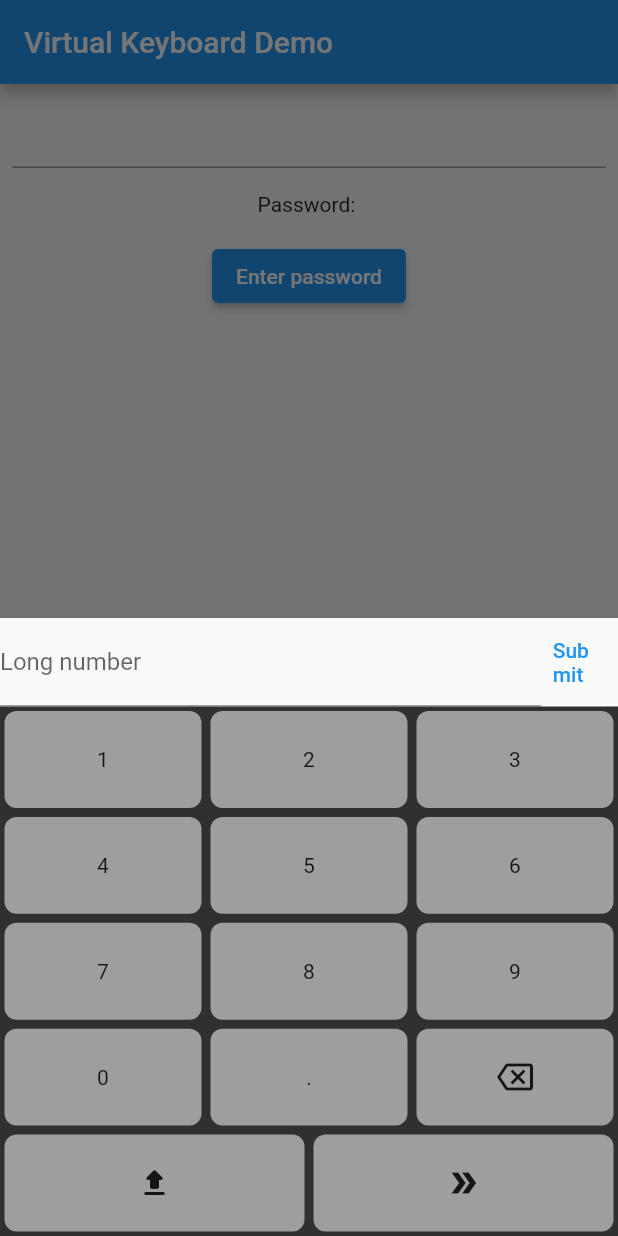
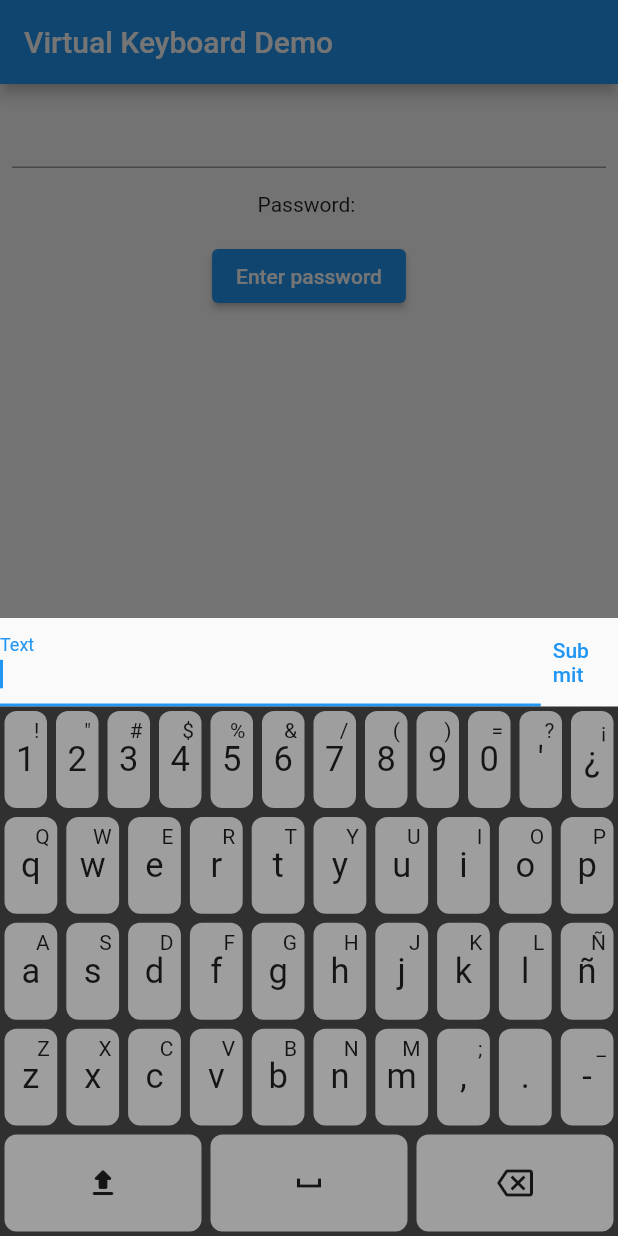
Before and after one commit to ArielM24/flutterVirtualKeyboard, a Flutter app: the screen it shows after launch, after a tap on "Enter password", on a phone screen of 412 x 824 dp. Run offline on Flutter 3.47's test engine with Material 2 defaults, Android fonts, the phone set to English and light mode, and no system bars.

Commit message:
qwerty keyboard

```diff
--- a/lib/main.dart
+++ b/lib/main.dart
@@ -1,5 +1,6 @@
 import 'package:flutter/material.dart';
 import 'package:keyboard/widget_keyboard/numeric_input_keyboard.dart';
+import 'package:keyboard/widget_keyboard/qwerty_input_keyboard.dart';
 
 void main() => runApp(const MyApp());
 
@@ -67,7 +68,7 @@ class _MyHomePageState extends State<MyHomePage> {
               child: Padding(
                 padding: const EdgeInsets.all(8.0),
                 child: ElevatedButton(
-                    onPressed: showInputKeyboard,
+                    onPressed: showQwertyKeyboard,
                     child: const Text("Enter password")),
               ),
             ),
@@ -82,7 +83,7 @@ class _MyHomePageState extends State<MyHomePage> {
         context: context,
         builder: (BuildContext context) {
           return NumericInputKeyboard(
-            controller: controller,
+            textController: controller,
             floatingPoint: true,
             validator: validateNumber,
             errorText: "Not long enough",
@@ -99,4 +100,26 @@ class _MyHomePageState extends State<MyHomePage> {
   Future<bool> validateNumber(String str) async {
     return str.length > 4;
   }
+
+  showQwertyKeyboard() async {
+    String? txt = await showModalBottomSheet<String>(
+        context: context,
+        builder: (BuildContext context) {
+          return QwertInputKeyboard(
+            textController: controller,
+            validator: validateText,
+            errorText: "Empty text",
+            labelText: "Text",
+          );
+        });
+    if (txt != null) {
+      setState(() {
+        inputText = txt;
+      });
+    }
+  }
+
+  Future<bool> validateText(String str) async {
+    return str.isNotEmpty;
+  }
 }
--- a/lib/widget_keyboard/custom_input_keyboard.dart
+++ b/lib/widget_keyboard/basic/custom_input_keyboard.dart
@@ -1,8 +1,10 @@
+import 'package:flutter/cupertino.dart';
 import 'package:flutter/material.dart';
-import 'package:keyboard/widget_keyboard/custom_keyboard.dart';
+import 'package:flutter/widgets.dart';
+import 'package:keyboard/widget_keyboard/basic/custom_keyboard.dart';
 
 class CustomInputKeyboard extends StatefulWidget {
-  final TextEditingController controller;
+  final TextEditingController textController;
   final CustomKeyboard keyboard;
   final Function(BuildContext)? onSubmit;
   final Future<bool> Function(String)? validator;
@@ -11,7 +13,7 @@ class CustomInputKeyboard extends StatefulWidget {
 
   const CustomInputKeyboard(
       {required this.keyboard,
-      required this.controller,
+      required this.textController,
       this.labelText = "",
       this.errorText = "Invalid Format",
       this.onSubmit,
@@ -25,6 +27,28 @@ class CustomInputKeyboard extends StatefulWidget {
 
 class _CustomInputKeyboardState extends State<CustomInputKeyboard> {
   bool _validated = true;
+  late FocusNode focusNode;
+  @override
+  void initState() {
+    super.initState();
+    focusNode = FocusNode();
+    WidgetsBinding.instance?.addPostFrameCallback((_) {
+      focusNode.requestFocus();
+    });
+    WidgetsBinding.instance?.addPostFrameCallback((_) {
+      widget.textController.addListener(() {
+        focusNode.requestFocus();
+        widget.textController.selection = TextSelection.fromPosition(
+            TextPosition(offset: widget.textController.text.length));
+      });
+    });
+  }
+
+  @override
+  void dispose() {
+    super.dispose();
+    focusNode.dispose();
+  }
 
   @override
   Widget build(BuildContext context) {
@@ -41,7 +65,8 @@ class _CustomInputKeyboardState extends State<CustomInputKeyboard> {
                 child: TextField(
                   readOnly: true,
                   showCursor: true,
-                  controller: widget.controller,
+                  focusNode: focusNode,
+                  controller: widget.textController,
                   decoration: InputDecoration(
                       labelText: widget.labelText,
                       errorText: _validated ? null : widget.errorText),
@@ -66,7 +91,7 @@ class _CustomInputKeyboardState extends State<CustomInputKeyboard> {
 
   submitCallback() async {
     if (widget.validator != null) {
-      _validated = await widget.validator!(widget.controller.text);
+      _validated = await widget.validator!(widget.textController.text);
     } else {
       _validated = true;
     }
@@ -75,7 +100,7 @@ class _CustomInputKeyboardState extends State<CustomInputKeyboard> {
       if (widget.onSubmit != null) {
         await widget.onSubmit!(context);
       } else {
-        Navigator.of(context).pop(widget.controller.text);
+        Navigator.of(context).pop(widget.textController.text);
       }
     }
   }
--- a/lib/widget_keyboard/custom_key.dart
+++ b/lib/widget_keyboard/basic/custom_key.dart
@@ -1,8 +1,8 @@
 import 'package:flutter/foundation.dart';
 import 'package:flutter/material.dart';
-import 'package:keyboard/widget_keyboard/key_controller.dart';
-import 'package:keyboard/widget_keyboard/key_data.dart';
-import 'package:keyboard/widget_keyboard/key_types.dart';
+import 'package:keyboard/widget_keyboard/basic/key_controller.dart';
+import 'package:keyboard/widget_keyboard/basic/key_data.dart';
+import 'package:keyboard/widget_keyboard/basic/key_types.dart';
 
 class CustomKey extends StatefulWidget {
   final Function(String) onDataInput;
@@ -11,6 +11,8 @@ class CustomKey extends StatefulWidget {
   final Function? onSpecialCallback;
   final KeyData keyData;
   final KeyboardController? keyboardController;
+  final BoxDecoration? decoration;
+  final EdgeInsets padding;
 
   const CustomKey(
       {required this.keyData,
@@ -19,6 +21,8 @@ class CustomKey extends StatefulWidget {
       this.keyboardController,
       this.flex = 1,
       this.onSpecialCallback,
+      this.decoration,
+      this.padding = const EdgeInsets.all(3.0),
       Key? key})
       : super(key: key);
 
@@ -34,11 +38,25 @@ class _CustomKeyState extends State<CustomKey> {
     return Expanded(
       flex: widget.flex,
       child: Padding(
-        padding: const EdgeInsets.all(3.0),
-        child: Material(
+        padding: widget.padding,
+        child: Container(
+          decoration: widget.decoration ??
+              BoxDecoration(
                 color: Colors.grey,
                 borderRadius: BorderRadius.circular(8),
-          child: Listener(
+              ),
+          child: Stack(
+            clipBehavior: Clip.none,
+            children: [
+              if (widget.keyData.alternativeText != null)
+                Positioned(
+                  child: Text(
+                    currentAlternative(),
+                  ),
+                  right: 5,
+                  top: 5,
+                ),
+              Listener(
                 behavior: HitTestBehavior.opaque,
                 onPointerDown: (PointerDownEvent event) async =>
                     await onKeepPressed(event),
@@ -56,9 +74,23 @@ class _CustomKeyState extends State<CustomKey> {
                       child: labelWidget(),
                     )),
               ),
+            ],
+          ),
         ),
       ),
     );
+  }
+
+  String currentAlternative() {
+    if (widget.keyboardController!.isAlternativeActive) {
+      return (widget.keyData.normalText);
+    } else {
+      if (widget.keyData.alternativeText != null) {
+        return (widget.keyData.alternativeText!);
+      } else {
+        return "";
+      }
+    }
   }
 
   String currenText() {
@@ -93,7 +125,10 @@ class _CustomKeyState extends State<CustomKey> {
     if (iconData != null) {
       return Icon(iconData);
     } else {
-      return Text(currenText());
+      return Text(
+        currenText(),
+        style: TextStyle(fontSize: 23),
+      );
     }
   }
 
--- a/lib/widget_keyboard/custom_keyboard.dart
+++ b/lib/widget_keyboard/basic/custom_keyboard.dart
@@ -1,6 +1,6 @@
 import 'package:flutter/material.dart';
-import 'package:keyboard/widget_keyboard/custom_key.dart';
-import 'package:keyboard/widget_keyboard/key_controller.dart';
+import 'package:keyboard/widget_keyboard/basic/custom_key.dart';
+import 'package:keyboard/widget_keyboard/basic/key_controller.dart';
 
 class CustomKeyboard extends StatefulWidget {
   final List<List<CustomKey>> rowKeys;
--- /dev/null
+++ b/lib/widget_keyboard/basic/generic_keys.dart
@@ -0,0 +1,72 @@
+import 'package:flutter/material.dart';
+import 'package:keyboard/widget_keyboard/basic/custom_key.dart';
+import 'package:keyboard/widget_keyboard/basic/key_data.dart';
+import 'package:keyboard/widget_keyboard/basic/key_types.dart';
+
+class GenericKeys {
+  static List<KeyData> numericKeys = [
+    KeyData(type: KeyType.textKey, normalText: "0", alternativeText: "zero"),
+    KeyData(type: KeyType.textKey, normalText: "1", alternativeText: "one"),
+    KeyData(type: KeyType.textKey, normalText: "2", alternativeText: "two"),
+    KeyData(type: KeyType.textKey, normalText: "3", alternativeText: "three"),
+    KeyData(type: KeyType.textKey, normalText: "4"),
+    KeyData(type: KeyType.textKey, normalText: "5"),
+    KeyData(type: KeyType.textKey, normalText: "6"),
+    KeyData(type: KeyType.textKey, normalText: "7"),
+    KeyData(type: KeyType.textKey, normalText: "8"),
+    KeyData(type: KeyType.textKey, normalText: "9"),
+  ];
+
+  static List<List<KeyData>> qwertyKeys = [
+    [
+      KeyData(type: KeyType.textKey, normalText: "1", alternativeText: "!"),
+      KeyData(type: KeyType.textKey, normalText: "2", alternativeText: "\""),
+      KeyData(type: KeyType.textKey, normalText: "3", alternativeText: "#"),
+      KeyData(type: KeyType.textKey, normalText: "4", alternativeText: "\$"),
+      KeyData(type: KeyType.textKey, normalText: "5", alternativeText: "%"),
+      KeyData(type: KeyType.textKey, normalText: "6", alternativeText: "&"),
+      KeyData(type: KeyType.textKey, normalText: "7", alternativeText: "/"),
+      KeyData(type: KeyType.textKey, normalText: "8", alternativeText: "("),
+      KeyData(type: KeyType.textKey, normalText: "9", alternativeText: ")"),
+      KeyData(type: KeyType.textKey, normalText: "0", alternativeText: "="),
+      KeyData(type: KeyType.textKey, normalText: "'", alternativeText: "?"),
+      KeyData(type: KeyType.textKey, normalText: "¿", alternativeText: "¡"),
+    ],
+    [
+      KeyData(type: KeyType.textKey, normalText: "q", alternativeText: "Q"),
+      KeyData(type: KeyType.textKey, normalText: "w", alternativeText: "W"),
+      KeyData(type: KeyType.textKey, normalText: "e", alternativeText: "E"),
+      KeyData(type: KeyType.textKey, normalText: "r", alternativeText: "R"),
+      KeyData(type: KeyType.textKey, normalText: "t", alternativeText: "T"),
+      KeyData(type: KeyType.textKey, normalText: "y", alternativeText: "Y"),
+      KeyData(type: KeyType.textKey, normalText: "u", alternativeText: "U"),
+      KeyData(type: KeyType.textKey, normalText: "i", alternativeText: "I"),
+      KeyData(type: KeyType.textKey, normalText: "o", alternativeText: "O"),
+      KeyData(type: KeyType.textKey, normalText: "p", alternativeText: "P"),
+    ],
+    [
+      KeyData(type: KeyType.textKey, normalText: "a", alternativeText: "A"),
+      KeyData(type: KeyType.textKey, normalText: "s", alternativeText: "S"),
+      KeyData(type: KeyType.textKey, normalText: "d", alternativeText: "D"),
+      KeyData(type: KeyType.textKey, normalText: "f", alternativeText: "F"),
+      KeyData(type: KeyType.textKey, normalText: "g", alternativeText: "G"),
+      KeyData(type: KeyType.textKey, normalText: "h", alternativeText: "H"),
+      KeyData(type: KeyType.textKey, normalText: "j", alternativeText: "J"),
+      KeyData(type: KeyType.textKey, normalText: "k", alternativeText: "K"),
+      KeyData(type: KeyType.textKey, normalText: "l", alternativeText: "L"),
+      KeyData(type: KeyType.textKey, normalText: "ñ", alternativeText: "Ñ"),
+    ],
+    [
+      KeyData(type: KeyType.textKey, normalText: "z", alternativeText: "Z"),
+      KeyData(type: KeyType.textKey, normalText: "x", alternativeText: "X"),
+      KeyData(type: KeyType.textKey, normalText: "c", alternativeText: "C"),
+      KeyData(type: KeyType.textKey, normalText: "v", alternativeText: "V"),
+      KeyData(type: KeyType.textKey, normalText: "b", alternativeText: "B"),
+      KeyData(type: KeyType.textKey, normalText: "n", alternativeText: "N"),
+      KeyData(type: KeyType.textKey, normalText: "m", alternativeText: "M"),
+      KeyData(type: KeyType.textKey, normalText: ",", alternativeText: ";"),
+      KeyData(type: KeyType.textKey, normalText: "."),
+      KeyData(type: KeyType.textKey, normalText: "-", alternativeText: "_"),
+    ],
+  ];
+}
--- a/lib/widget_keyboard/key_controller.dart
+++ b/lib/widget_keyboard/basic/key_controller.dart
@@ -1,6 +1,6 @@
 import 'package:flutter/foundation.dart';
 
-class KeyboardController with ChangeNotifier {
+class KeyboardController {
   KeyboardController() : super();
 
   bool _isAlternativeActive = false;
@@ -17,6 +17,5 @@ class KeyboardController with ChangeNotifier {
   void switchKeys() {
     _isSwitched = !_isSwitched;
     debugPrint("switched");
-    notifyListeners();
   }
 }
--- a/lib/widget_keyboard/key_data.dart
+++ b/lib/widget_keyboard/basic/key_data.dart
@@ -1,5 +1,5 @@
 import 'package:flutter/material.dart';
-import 'package:keyboard/widget_keyboard/key_types.dart';
+import 'package:keyboard/widget_keyboard/basic/key_types.dart';
 
 class KeyData {
   KeyType type;
--- a/lib/widget_keyboard/generic_keys.dart
+++ /dev/null
@@ -1,20 +0,0 @@
-import 'package:keyboard/widget_keyboard/custom_key.dart';
-import 'package:keyboard/widget_keyboard/key_data.dart';
-import 'package:keyboard/widget_keyboard/key_types.dart';
-
-class GenericKeys {
-  static List<KeyData> numericKeys = [
-    KeyData(type: KeyType.textKey, normalText: "0", alternativeText: "zero"),
-    KeyData(type: KeyType.textKey, normalText: "1", alternativeText: "one"),
-    KeyData(type: KeyType.textKey, normalText: "2", alternativeText: "two"),
-    KeyData(type: KeyType.textKey, normalText: "3", alternativeText: "three"),
-    KeyData(type: KeyType.textKey, normalText: "4"),
-    KeyData(type: KeyType.textKey, normalText: "5"),
-    KeyData(type: KeyType.textKey, normalText: "6"),
-    KeyData(type: KeyType.textKey, normalText: "7"),
-    KeyData(type: KeyType.textKey, normalText: "8"),
-    KeyData(type: KeyType.textKey, normalText: "9"),
-  ];
-
-  static List<String> qwertyKeys = ["q", "w", "c"];
-}
--- a/lib/widget_keyboard/numeric_input_keyboard.dart
+++ b/lib/widget_keyboard/numeric_input_keyboard.dart
@@ -1,22 +1,22 @@
 import 'package:flutter/material.dart';
-import 'package:keyboard/widget_keyboard/custom_input_keyboard.dart';
-import 'package:keyboard/widget_keyboard/custom_key.dart';
-import 'package:keyboard/widget_keyboard/custom_keyboard.dart';
-import 'package:keyboard/widget_keyboard/generic_keys.dart';
-import 'package:keyboard/widget_keyboard/key_controller.dart';
-import 'package:keyboard/widget_keyboard/key_data.dart';
-import 'package:keyboard/widget_keyboard/key_types.dart';
+import 'package:keyboard/widget_keyboard/basic/custom_input_keyboard.dart';
+import 'package:keyboard/widget_keyboard/basic/custom_key.dart';
+import 'package:keyboard/widget_keyboard/basic/custom_keyboard.dart';
+import 'package:keyboard/widget_keyboard/basic/generic_keys.dart';
+import 'package:keyboard/widget_keyboard/basic/key_controller.dart';
+import 'package:keyboard/widget_keyboard/basic/key_data.dart';
+import 'package:keyboard/widget_keyboard/basic/key_types.dart';
 
 class NumericInputKeyboard extends StatefulWidget {
   final bool floatingPoint;
-  final TextEditingController controller;
+  final TextEditingController textController;
   final String labelText;
   final String errorText;
   final Function(BuildContext)? onSubmit;
   final Future<bool> Function(String)? validator;
 
   const NumericInputKeyboard(
-      {required this.controller,
+      {required this.textController,
       this.onSubmit,
       this.validator,
       this.labelText = "",
@@ -47,10 +47,9 @@ class _NumericInputKeyboardState extends State<NumericInputKeyboard> {
         errorText: widget.errorText,
         keyboard: CustomKeyboard(
           keyboardController: keyboardController,
-          rowKeys: [..._numericRows(), _deleteRow(), _bottomRow()],
-          shiftedRowKeys: [_deleteRow(), _bottomRow()],
+          rowKeys: [..._numericRows(), _deleteRow()],
         ),
-        controller: widget.controller);
+        textController: widget.textController);
   }
 
   Future<bool> validator(String text) async {
@@ -99,60 +98,25 @@ class _NumericInputKeyboardState extends State<NumericInputKeyboard> {
     ];
   }
 
-  List<CustomKey> _bottomRow() {
-    return <CustomKey>[
-      CustomKey(
-          keyboardController: keyboardController,
-          onSpecialCallback: onShiftInput,
-          keyData: KeyData(
-              keepPressed: false,
-              type: KeyType.specialKey,
-              normalText: "",
-              normalIcon: Icons.file_upload_rounded,
-              alternativeIcon: Icons.file_upload_outlined),
-          onDataInput: (_) async {}),
-      CustomKey(
-          keyboardController: keyboardController,
-          keyData: KeyData(
-            type: KeyType.specialKey,
-            keepPressed: false,
-            normalText: "",
-            normalIcon: Icons.double_arrow_sharp,
-          ),
-          onSpecialCallback: onSwitchInput,
-          onDataInput: (_) async {}),
-    ];
-  }
-
   onNumberInput(String keyText) {
-    final text = widget.controller.text;
+    final text = widget.textController.text;
     final newText = text + keyText;
-    widget.controller.text = newText;
+    widget.textController.text = newText;
   }
 
   onDeleteCallback() {
-    final text = widget.controller.text;
+    final text = widget.textController.text;
     if (text.isNotEmpty) {
       final newText = text.substring(0, text.length - 1);
-      widget.controller.text = newText;
+      widget.textController.text = newText;
     }
   }
 
   onFloatingPointInput() {
-    final text = widget.controller.text;
+    final text = widget.textController.text;
     if (!text.contains(".")) {
       final newText = text + ".";
-      widget.controller.text = newText;
+      widget.textController.text = newText;
     }
   }
-
-  onShiftInput() {
-    keyboardController?.alternateKeys();
-    setState(() {});
-  }
-
-  onSwitchInput() {
-    keyboardController?.switchKeys();
-    setState(() {});
-  }
 }
--- /dev/null
+++ b/lib/widget_keyboard/qwerty_input_keyboard.dart
@@ -0,0 +1,116 @@
+import 'package:flutter/material.dart';
+import 'package:keyboard/widget_keyboard/basic/custom_input_keyboard.dart';
+import 'package:keyboard/widget_keyboard/basic/custom_key.dart';
+import 'package:keyboard/widget_keyboard/basic/custom_keyboard.dart';
+import 'package:keyboard/widget_keyboard/basic/generic_keys.dart';
+import 'package:keyboard/widget_keyboard/basic/key_controller.dart';
+import 'package:keyboard/widget_keyboard/basic/key_data.dart';
+import 'package:keyboard/widget_keyboard/basic/key_types.dart';
+
+class QwertInputKeyboard extends StatefulWidget {
+  final TextEditingController textController;
+  final String labelText;
+  final String errorText;
+  final Function(BuildContext)? onSubmit;
+  final Future<bool> Function(String)? validator;
+  const QwertInputKeyboard(
+      {Key? key,
+      required this.textController,
+      this.labelText = "",
+      this.errorText = "Invalid format",
+      this.onSubmit,
+      this.validator})
+      : super(key: key);
+
+  @override
+  _QwertInputKeyboardState createState() => _QwertInputKeyboardState();
+}
+
+class _QwertInputKeyboardState extends State<QwertInputKeyboard> {
+  KeyboardController? keyboardController;
+
+  @override
+  void initState() {
+    super.initState();
+    keyboardController = KeyboardController();
+  }
+
+  @override
+  Widget build(BuildContext context) {
+    return CustomInputKeyboard(
+      textController: widget.textController,
+      onSubmit: widget.onSubmit,
+      errorText: widget.errorText,
+      labelText: widget.labelText,
+      validator: widget.validator,
+      keyboard: CustomKeyboard(
+        rowKeys: [...qwertykeys(), bottomRow()],
+        keyboardController: keyboardController,
+      ),
+    );
+  }
+
+  List<List<CustomKey>> qwertykeys() {
+    List<List<CustomKey>> rows = [];
+    for (int i = 0; i < GenericKeys.qwertyKeys.length; i++) {
+      List<CustomKey> row = [];
+      for (int j = 0; j < GenericKeys.qwertyKeys[i].length; j++) {
+        row.add(CustomKey(
+          keyData: GenericKeys.qwertyKeys[i][j],
+          onDataInput: onTextInput,
+          keyboardController: keyboardController,
+        ));
+      }
+      rows.add(row);
+    }
+    return rows;
+  }
+
+  List<CustomKey> bottomRow() {
+    return <CustomKey>[
+      CustomKey(
+          keyboardController: keyboardController,
+          onSpecialCallback: onShiftInput,
+          keyData: KeyData(
+              keepPressed: false,
+              type: KeyType.specialKey,
+              normalText: "",
+              normalIcon: Icons.file_upload_rounded,
+              alternativeIcon: Icons.file_upload_outlined),
+          onDataInput: (_) async {}),
+      CustomKey(
+          keyData: KeyData(
+              type: KeyType.textKey,
+              normalText: " ",
+              normalIcon: Icons.space_bar),
+          onDataInput: onTextInput),
+      CustomKey(
+        keyData: KeyData(
+            type: KeyType.specialKey,
+            normalText: "",
+            normalIcon: Icons.backspace_outlined),
+        onDataInput: (_) async {},
+        onSpecialCallback: onDeleteCallback,
+      )
+    ];
+  }
+
+  onTextInput(String keyText) {
+    final text = widget.textController.text;
+    final newText = text + keyText;
+    widget.textController.text = newText;
+  }
+
+  onDeleteCallback() {
+    final text = widget.textController.text;
+    if (text.isNotEmpty) {
+      final newText = text.substring(0, text.length - 1);
+      widget.textController.text = newText;
+    }
+  }
+
+  onShiftInput() {
+    keyboardController?.alternateKeys();
+    setState(() {});
+  }
+}
```
Also changed, not shown: lib/widget_keyboard/basic/key_types.dart (renamed from lib/widget_keyboard/key_types.dart). Lines whose indentation alone changed are shown as unchanged.
